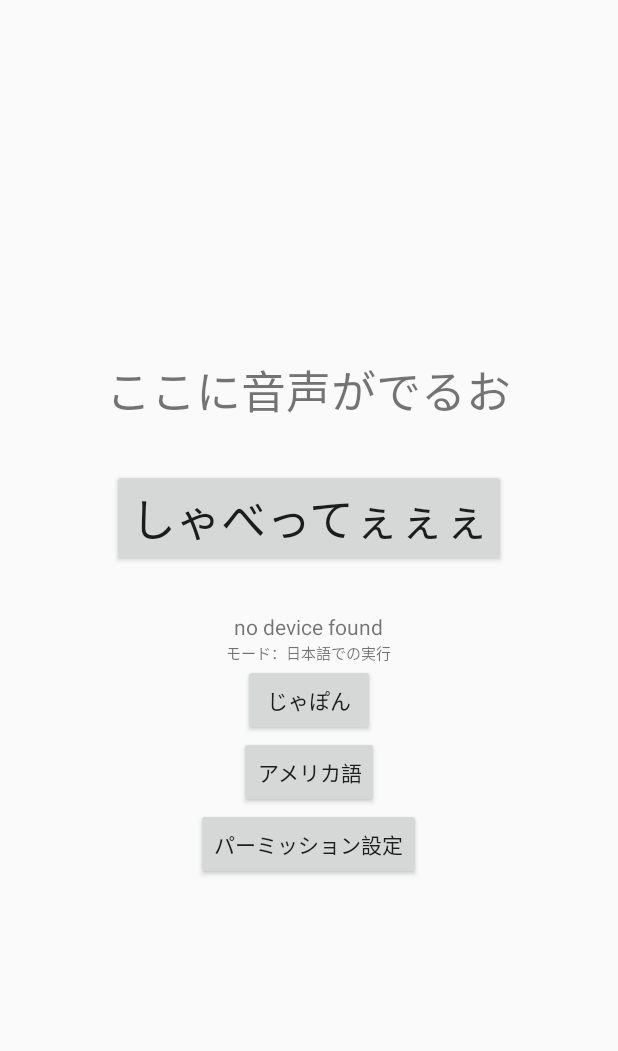
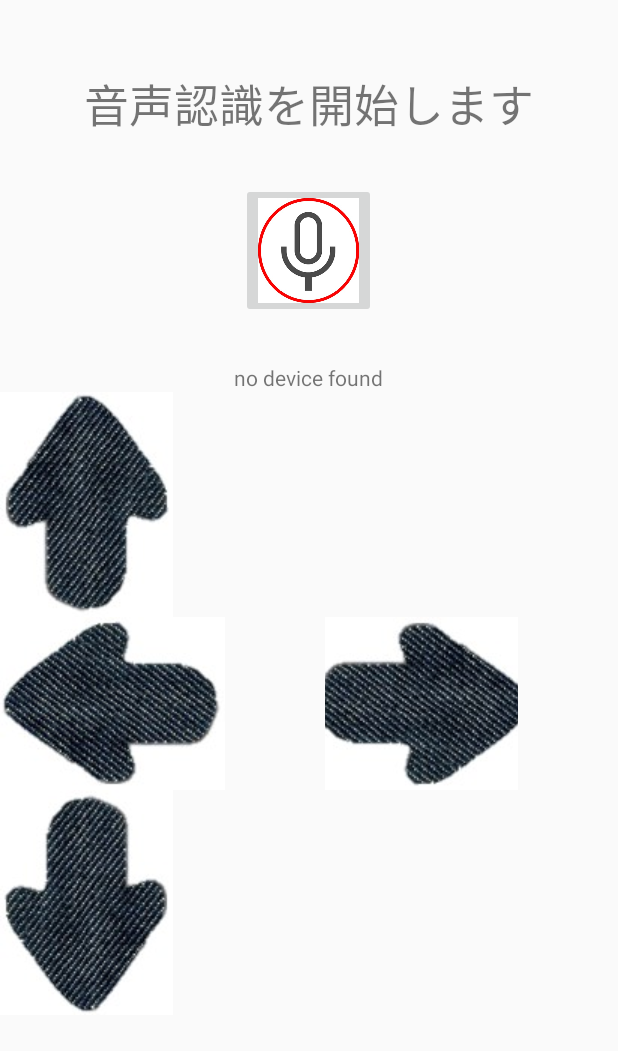
Before and after one commit to iwaseatsuya/Vorooooone., an Android app: the screen it shows after launch (VorooooonActivity), on a phone screen of 412 x 824 dp. Shown: the top 1051 px of the screen. Run offline under Robolectric (Android 15) with nearby library versions, the phone set to English and light mode, and no system bars.

Commit message:
Temporary commit: Add operation screens and operations

```diff
--- a/app/src/main/java/vorooooone/vorooooonMain/VorooooonActivity.kt
+++ b/app/src/main/java/vorooooone/vorooooonMain/VorooooonActivity.kt
@@ -6,90 +6,126 @@ import android.app.Activity
 import android.content.ActivityNotFoundException
 import android.content.Intent
 import android.speech.RecognizerIntent
-import android.view.View
 import android.widget.Button
 import android.widget.TextView
-import java.util.Locale
 import android.hardware.usb.UsbDevice
-import android.hardware.usb.UsbDeviceConnection
 import android.hardware.usb.UsbManager
 import vorooooone.vorooooone.R
 import vorooooone.felhr.usbserial.UsbSerialDevice
 import vorooooone.felhr.usbserial.UsbSerialInterface
+//import Kotlinx.android.synthetic.main.activity_vorooooone
 
 import java.nio.ByteBuffer
-import java.util.HashMap
 import android.app.PendingIntent
+import android.media.Image
 import android.support.v7.app.AppCompatActivity
+import android.view.View
+import android.widget.ImageView
+import java.util.*
 
 
-class  VorooooonActivity : Activity() {
+class VorooooonActivity : Activity() {
     companion object {
         private val REQUEST_CODE = 1000
-        private val orderList = listOf<String>("○","離陸","上","後ろ","前","右","左","10万ボルト",
-                                               "ブーメラン","着","時計回り","半時計周り","強制終了")
+        private val orderList = listOf<String>("○", "離陸", "上", "後ろ", "前", "右", "左", "10万ボルト",
+                "ブーメラン", "着", "時計回り", "半時計周り", "強制終了")
     }
 
     private var textView: TextView? = null
-    private var languageView: TextView? = null
     private var mTextView: TextView? = null
-    private var lang: Int = 2 //オフラインをデフォルトに
 
-    private var buttonStart: Button? = null
-    private var buttonJapanese: Button? = null
-    private var buttonEnglish: Button? = null
-    private var mButton: Button? = null
+    //private var buttonStart: ImageView? = null
 
     private var mUsbManager: UsbManager? = null
     private var mUsbDevice: UsbDevice? = null
-    private var device: UsbDevice? = null
 
-    //private var num: Byte = 0
-    private var num: Int = 0
-    //private var droneOrder: String = ""
+    /*
+    private var upButton: Button? =null
+    private var frontButton: Button? =null
+    private var l_turnButton: Button? =null
+    private var r_turnButton: Button? =null
+    private var leftButton: Button? =null
+    private var rightButton: Button? =null
+    private var downButton: Button? =null
+    private var rearButton: Button? =null
+    private var stopButton: Button? =null
+    */
+
+    private var orderNumber: Int = 0
+    private var lang: Int = 0
 
     override fun onCreate(savedInstanceState: Bundle?) {
         super.onCreate(savedInstanceState)
         setContentView(R.layout.activity_vorooooon)
 
-        //オフラインをデフォルトに
-        lang = 2
+
+
 
         // 認識結果を表示させる
         textView = findViewById(R.id.text_view)
 
-        //言語の実行モードを表示させる
-        languageView = findViewById(R.id.language_view)
+        //
+        mTextView = findViewById(R.id.test_view)
 
-        //各ボタンの設定
-        buttonStart = findViewById(R.id.button_start)
-        buttonJapanese = findViewById(R.id.button_japanese)
-        buttonEnglish = findViewById(R.id.button_english)
+        //ボタンの設定
+        val buttonStart = findViewById<ImageView>(R.id.button_start)
+        val upButton = findViewById<ImageView>(R.id.UpButton)
+        val frontButton = findViewById<ImageView>(R.id.FrontButton)
+        val r_turnButton = findViewById<ImageView>(R.id.R_turnButton)
+        val l_turnButton = findViewById<ImageView>(R.id.L_turnButton)
+        val leftButton = findViewById<ImageView>(R.id.LeftButton)
+        val rightButton = findViewById<ImageView>(R.id.RightButton)
+        val downButton = findViewById<ImageView>(R.id.DownButton)
+        val rearButton = findViewById<ImageView>(R.id.RearButton)
+        val stopButton = findViewById<ImageView>(R.id.StopButton)
 
-        mTextView = findViewById(R.id.test_view)
-        mButton = findViewById(R.id.button_permission)
         mUsbManager = getSystemService(AppCompatActivity.USB_SERVICE) as UsbManager
-
 
         // Arduinoの端末を認識させる
         updateList()
+        permission()
 
-        //各ボタンの処理の記述
-        buttonJapanese!!.setOnClickListener {
-            lang = 0
-            languageView!!.text = "モード：日本語での実行"
-        }
-        buttonEnglish!!.setOnClickListener {
-            lang = 1
-            languageView!!.text = "モード：英語での実行"
-        }
+        //ボタンの処理の記述
         buttonStart!!.setOnClickListener {
-            // 音声認識を開始
             speech()
         }
-        mButton!!.setOnClickListener {
-         permission()
+        upButton!!.setOnClickListener {
+            orderNumber = 2
+            connectDevice()
         }
+        frontButton!!.setOnClickListener {
+            orderNumber = 4
+            connectDevice()
+        }
+        r_turnButton!!.setOnClickListener {
+            orderNumber = 10
+            connectDevice()
+        }
+        l_turnButton!!.setOnClickListener {
+            orderNumber = 11
+            connectDevice()
+        }
+        leftButton!!.setOnClickListener {
+            orderNumber = 6
+            connectDevice()
+        }
+        rightButton!!.setOnClickListener {
+            orderNumber = 5
+            connectDevice()
+        }
+        downButton!!.setOnClickListener {
+            orderNumber = 2
+            connectDevice()
+        }
+        rearButton!!.setOnClickListener {
+            orderNumber = 3
+            connectDevice()
+        }
+        stopButton!!.setOnClickListener {
+            orderNumber = 12
+            connectDevice()
+        }
+
     }
 
     // 結果を受け取るために onActivityResult を設置
@@ -105,9 +141,7 @@ class  VorooooonActivity : Activity() {
                 textView!!.text = candidates[0]
 
                 //操作可能な命令であれば接続開始
-                if(OrderCheck( candidates[0] )){
-                    //textView!!.text = Integer.toString(num)
-                    //connectDevice(droneOrder)
+                if (OrderCheck(candidates[0])) {
                     connectDevice()
                 }
             }
@@ -115,35 +149,7 @@ class  VorooooonActivity : Activity() {
     }
 
 
-//ーーーーーーーーーーーーーーーーここから下はメソッドーーーーーーーーーーーーーーーーーーーーーーー
-
-    private fun speech() {
-        // 音声認識が使えるか確認する
-        try {
-            // 音声認識の　Intent インスタンス
-            val intent = Intent(RecognizerIntent.ACTION_RECOGNIZE_SPEECH)
-
-            if (lang == 0) {
-                // 日本語
-                intent.putExtra(RecognizerIntent.EXTRA_LANGUAGE, Locale.JAPAN.toString())
-            } else if (lang == 1) {
-                // 英語
-                intent.putExtra(RecognizerIntent.EXTRA_LANGUAGE, Locale.ENGLISH.toString())
-            } else if (lang == 2) {
-                // Off line mode
-                intent.putExtra(RecognizerIntent.EXTRA_PREFER_OFFLINE, true)
-            } else {
-                intent.putExtra(RecognizerIntent.EXTRA_LANGUAGE_MODEL, RecognizerIntent.LANGUAGE_MODEL_FREE_FORM)
-            }
-
-            intent.putExtra(RecognizerIntent.EXTRA_MAX_RESULTS, 100)
-            intent.putExtra(RecognizerIntent.EXTRA_PROMPT, "音声を入力")
-            // インテント発行(google制のダイアログ表示)
-            startActivityForResult(intent, REQUEST_CODE)
-        } catch (e: ActivityNotFoundException) {
-            textView!!.text = "No Activity "
-        }
-    }
+    //ーーーーーーーーーーーーーーーーここから下はメソッドーーーーーーーーーーーーーーーーーーーーーー
 
     // AndroidとArduinoを接続したときに端末情報を呼び込む
     private fun updateList() {
@@ -166,6 +172,64 @@ class  VorooooonActivity : Activity() {
             }
             mTextView!!.text = string
         }
+    }
+
+    //パーミッション設定
+    private fun permission() {
+        if (mUsbDevice == null) {
+            return
+        }
+        // シリアル通信用のパーミッションを取得
+        if (!mUsbManager!!.hasPermission(mUsbDevice)) {
+            mUsbManager!!.requestPermission(mUsbDevice,
+                    PendingIntent.getBroadcast(this@VorooooonActivity, 0, Intent("あ"), 0))
+            return
+        }
+    }
+
+    private fun speech() {
+        // 音声認識が使えるか確認する
+        try {
+            // 音声認識の　Intent インスタンス
+            val intent = Intent(RecognizerIntent.ACTION_RECOGNIZE_SPEECH)
+
+            if (lang == 0) {
+                /*// 英語
+                intent.putExtra(RecognizerIntent.EXTRA_LANGUAGE, Locale.ENGLISH.toString())*/
+
+                // Off line mode
+                intent.putExtra(RecognizerIntent.EXTRA_PREFER_OFFLINE, true)
+            /*} else if (lang == 1) {
+                // Off line mode
+                intent.putExtra(RecognizerIntent.EXTRA_PREFER_OFFLINE, true)*/
+            } else {
+                intent.putExtra(RecognizerIntent.EXTRA_LANGUAGE_MODEL, RecognizerIntent.LANGUAGE_MODEL_FREE_FORM)
+            }
+
+            intent.putExtra(RecognizerIntent.EXTRA_MAX_RESULTS, 100)
+            intent.putExtra(RecognizerIntent.EXTRA_PROMPT, "音声を入力")
+            // インテント発行(google制のダイアログ表示)
+            startActivityForResult(intent, REQUEST_CODE)
+        } catch (e: ActivityNotFoundException) {
+            textView!!.text = "No Activity "
+        }
+    }
+
+
+
+    //命令一覧との照合
+    private fun OrderCheck(checkstr: String): Boolean {
+        var orderResult: Boolean = false
+
+        for (i: Int in 1 until orderList.size) {
+            //命令音声かの判定
+            if (checkstr.contains(orderList.get(i))) {
+                orderNumber = i
+                orderResult = true
+                break
+            }
+        }
+        return orderResult
     }
 
     // Arduinoの命令を呼び出す
@@ -191,47 +255,18 @@ class  VorooooonActivity : Activity() {
                 usb.setFlowControl(UsbSerialInterface.FLOW_CONTROL_OFF)
 
                 // 音声をArduinoに飛ばす
-                send( usb )
+                send(usb)
             }
             connection.close()
         }).start()
     }
 
-    // パーミッション設定
-    private fun permission() {
-        if (mUsbDevice == null) {
-            return
-        }
-        // シリアル通信用のパーミッションを取得
-        if (!mUsbManager!!.hasPermission(mUsbDevice)) {
-            mUsbManager!!.requestPermission(mUsbDevice,
-                    PendingIntent.getBroadcast(this@VorooooonActivity, 0, Intent("あ"), 0))
-            return
-        }
-    }
+    //ドローンコントローラに命令を送信
+    private fun send(usb: UsbSerialDevice) {
+        val bytes = ByteBuffer.allocate(4).putInt(orderNumber).array()
 
-    //ドローンコントローラに命令を送信
-    private fun send( usb: UsbSerialDevice) {
-            val bytes = ByteBuffer.allocate(4).putInt(num).array()
-
-            usb.write(bytes)
-            usb.close()
+        usb.write(bytes)
+        usb.close()
 
     }
-
-    //命令一覧との照合
-    fun OrderCheck(checkstr: String): Boolean{
-        var orderResult: Boolean = false
-
-        for(i:Int in 1 until orderList.size) {
-            //命令音声かの判定
-            if (checkstr.contains(orderList.get(i))) {
-                //droneOrder = orderList.get(i)
-                num = i
-                orderResult = true
-                break
-            }
-        }
-        return orderResult
-    }
 }
--- a/app/src/main/res/layout/activity_vorooooon.xml
+++ b/app/src/main/res/layout/activity_vorooooon.xml
@@ -1,5 +1,6 @@
 <?xml version="1.0" encoding="utf-8"?>
 <LinearLayout xmlns:android="http://schemas.android.com/apk/res/android"
+    xmlns:app="http://schemas.android.com/apk/res-auto"
     xmlns:tools="http://schemas.android.com/tools"
     android:layout_width="match_parent"
     android:layout_height="match_parent"
@@ -9,51 +10,115 @@
 
     <TextView
         android:id="@+id/text_view"
-        android:text="ここに音声がでるお"
-        android:textSize="30sp"
-        android:layout_width="wrap_content"
-        android:layout_height="wrap_content" />
-
-    <Button
-        android:id="@+id/button_start"
-        android:text="しゃべってぇぇぇ"
-        android:layout_margin="30dp"
-        android:textSize="30sp"
-        android:layout_width="wrap_content"
-        android:layout_height="wrap_content" />
-
-    <TextView
         android:layout_width="wrap_content"
         android:layout_height="wrap_content"
-        android:text="おちん"
-        android:id="@+id/test_view" />
+        android:text="音声認識を開始します"
+        android:textSize="30sp" />
 
+    <ImageButton
+        android:id="@+id/button_start"
+        android:layout_width="90dp"
+        android:layout_height="90dp"
+        android:layout_marginTop="30dp"
+        android:src="@drawable/mic"
+        android:scaleType="centerCrop" />
 
 
     <TextView
-        android:id="@+id/language_view"
-        android:text="モード：日本語での実行"
-        android:textSize="10sp"
+        android:id="@+id/test_view"
         android:layout_width="wrap_content"
-        android:layout_height="wrap_content" />
+        android:layout_height="wrap_content"
+        android:layout_marginTop="30dp"
+        android:text="" />
 
-    <Button
-        android:id="@+id/button_japanese"
-        android:text="じゃぽん"
+    <LinearLayout
         android:layout_width="wrap_content"
-        android:layout_height="wrap_content" />
-    <Button
-        android:id="@+id/button_english"
-        android:text="アメリカ語"
+        android:layout_height="wrap_content"
+        android:orientation="horizontal">
+
+        <ImageButton
+            android:id="@+id/UpButton"
+            android:layout_width="wrap_content"
+            android:layout_height="wrap_content"
+            android:layout_marginRight="250px"
+            android:background="#FFFFFF"
+            android:src="@drawable/up" />
+
+        <ImageButton
+            android:id="@+id/FrontButton"
+            android:layout_width="wrap_content"
+            android:layout_height="wrap_content"
+            android:layout_marginLeft="250px"
+            android:background="#FFFFFF"
+            android:src="@drawable/up" />
+    </LinearLayout>
+
+    <LinearLayout
         android:layout_width="wrap_content"
-        android:layout_height="wrap_content" />
+        android:layout_height="wrap_content"
+        android:orientation="horizontal">
 
-    <Button
-        android:id="@+id/button_permission"
-        android:text="パーミッション設定"
+        <ImageButton
+            android:id="@+id/L_turnButton"
+            android:layout_width="wrap_content"
+            android:layout_height="wrap_content"
+            android:background="#FFFFFF"
+            android:src="@drawable/left" />
+        <ImageButton
+            android:id="@+id/R_turnButton"
+            android:layout_width="wrap_content"
+            android:layout_height="wrap_content"
+            android:layout_marginLeft="100px"
+            android:layout_marginRight="100px"
+            android:background="#FFFFFF"
+            android:src="@drawable/right" />
+
+        <ImageButton
+            android:id="@+id/LeftButton"
+            android:layout_width="wrap_content"
+            android:layout_height="wrap_content"
+            android:layout_marginLeft="100px"
+            android:layout_marginRight="100px"
+            android:background="#FFFFFF"
+            android:src="@drawable/left" />
+        <ImageButton
+            android:id="@+id/RightButton"
+            android:layout_width="wrap_content"
+            android:layout_height="wrap_content"
+            android:background="#FFFFFF"
+            android:src="@drawable/right" />
+
+    </LinearLayout>
+
+    <LinearLayout
         android:layout_width="wrap_content"
-        android:layout_height="wrap_content" />
+        android:layout_height="wrap_content"
+        android:orientation="horizontal">
 
+        <ImageButton
+            android:id="@+id/DownButton"
+            android:layout_width="wrap_content"
+            android:layout_height="wrap_content"
+            android:layout_marginRight="250px"
+            android:background="#FFFFFF"
+            android:src="@drawable/down" />
+        <ImageButton
+            android:id="@+id/RearButton"
+            android:layout_width="wrap_content"
+            android:layout_height="wrap_content"
+            android:layout_marginLeft="250px"
+            android:background="#FFFFFF"
+            android:src="@drawable/down" />
+
+    </LinearLayout>
+
+    <ImageButton
+        android:id="@+id/StopButton"
+        android:layout_width="100dp"
+        android:layout_height="100dp"
+        android:layout_marginLeft="500dp"
+        android:background="#FFFFFF"
+        android:src="@drawable/stop" />
 
 
 </LinearLayout>
```
Also changed, not shown: app/build.gradle (+11 -0 lines), app/src/main/res/drawable/down.jpg (added), app/src/main/res/drawable/left.jpg (added), app/src/main/res/drawable/mic.jpg (added), app/src/main/res/drawable/right.jpg (added), app/src/main/res/drawable/stop.jpg (added), app/src/main/res/drawable/up.jpg (added), build.gradle (line endings or trailing spaces), 1 other file.
